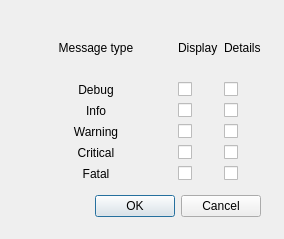
Qt form hit2023v2/dialoglogsettings.ui (bleverin/fibre-bpm-daq) before a commit.
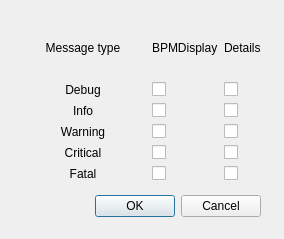
The same form after that commit.

Commit message: changed Display class to BPMDisplay to resolve qt conflict

Diff of the .ui file:
```diff
--- a/hit2023v2/dialoglogsettings.ui
+++ b/hit2023v2/dialoglogsettings.ui
@@ -99,7 +99,7 @@
     <item row="0" column="1">
      <widget class="QLabel" name="label_2">
       <property name="text">
-       <string>Display</string>
+       <string>BPMDisplay</string>
       </property>
      </widget>
     </item>
```
The commit also changes 6 other files.
